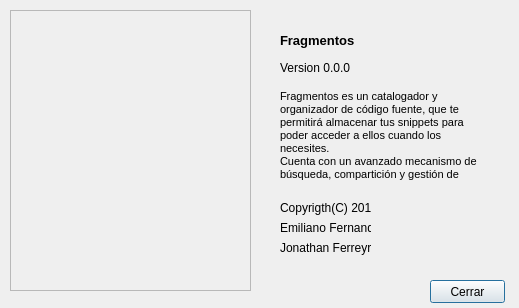
First picture: the form in gui/wAcercaDe.ui, repository emilianox/Fragmentos, before the edit.
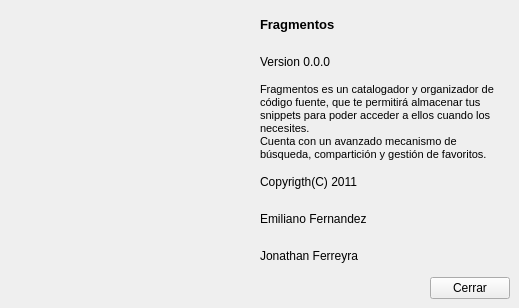
Second picture: the form after the edit.

Diff of the .ui file:
```diff
--- a/gui/wAcercaDe.ui
+++ b/gui/wAcercaDe.ui
@@ -1,7 +1,10 @@
 <?xml version="1.0" encoding="UTF-8"?>
 <ui version="4.0">
- <class>Dialog</class>
- <widget class="QDialog" name="Dialog">
+ <class>MainWindow</class>
+ <widget class="QMainWindow" name="MainWindow">
+  <property name="windowModality">
+   <enum>Qt::WindowModal</enum>
+  </property>
   <property name="geometry">
    <rect>
     <x>0</x>
@@ -13,15 +16,45 @@
   <property name="windowTitle">
    <string>Acerca de Fragmentos</string>
   </property>
+  <widget class="QWidget" name="centralwidget">
+   <layout class="QVBoxLayout" name="verticalLayout_2">
+    <item>
+     <layout class="QHBoxLayout" name="horizontalLayout">
+      <item>
+       <widget class="QLabel" name="lbLogo">
+        <property name="sizePolicy">
+         <sizepolicy hsizetype="Maximum" vsizetype="Maximum">
+          <horstretch>0</horstretch>
+          <verstretch>0</verstretch>
+         </sizepolicy>
+        </property>
+        <property name="maximumSize">
+         <size>
+          <width>245</width>
+          <height>280</height>
+         </size>
+        </property>
+        <property name="autoFillBackground">
+         <bool>true</bool>
+        </property>
+        <property name="frameShape">
+         <enum>QFrame::NoFrame</enum>
+        </property>
+        <property name="text">
+         <string/>
+        </property>
+        <property name="alignment">
+         <set>Qt::AlignCenter</set>
+        </property>
+        <property name="wordWrap">
+         <bool>false</bool>
+        </property>
+       </widget>
+      </item>
+      <item>
+       <layout class="QVBoxLayout" name="verticalLayout">
+        <item>
   <widget class="QLabel" name="label">
-   <property name="geometry">
-    <rect>
-     <x>280</x>
-     <y>30</y>
-     <width>91</width>
-     <height>21</height>
-    </rect>
-   </property>
    <property name="font">
     <font>
      <pointsize>10</pointsize>
@@ -33,63 +66,16 @@
     <string>Fragmentos</string>
    </property>
   </widget>
-  <widget class="QLabel" name="lbLogo">
-   <property name="geometry">
-    <rect>
-     <x>10</x>
-     <y>10</y>
-     <width>241</width>
-     <height>281</height>
-    </rect>
-   </property>
-   <property name="autoFillBackground">
-    <bool>false</bool>
-   </property>
-   <property name="frameShape">
-    <enum>QFrame::StyledPanel</enum>
-   </property>
-   <property name="text">
-    <string/>
-   </property>
-   <property name="alignment">
-    <set>Qt::AlignCenter</set>
-   </property>
-  </widget>
+        </item>
+        <item>
   <widget class="QLabel" name="lbVersion">
-   <property name="geometry">
-    <rect>
-     <x>280</x>
-     <y>60</y>
-     <width>71</width>
-     <height>16</height>
-    </rect>
-   </property>
    <property name="text">
     <string>Version 0.0.0</string>
    </property>
   </widget>
-  <widget class="QPushButton" name="pushButton">
-   <property name="geometry">
-    <rect>
-     <x>430</x>
-     <y>280</y>
-     <width>75</width>
-     <height>23</height>
-    </rect>
-   </property>
-   <property name="text">
-    <string>Cerrar</string>
-   </property>
-  </widget>
+        </item>
+        <item>
   <widget class="QLabel" name="lbVersion_2">
-   <property name="geometry">
-    <rect>
-     <x>280</x>
-     <y>90</y>
-     <width>211</width>
-     <height>91</height>
-    </rect>
-   </property>
    <property name="text">
     <string>&lt;!DOCTYPE HTML PUBLIC &quot;-//W3C//DTD HTML 4.0//EN&quot; &quot;http://www.w3.org/TR/REC-html40/strict.dtd&quot;&gt;
 &lt;html&gt;&lt;head&gt;&lt;meta name=&quot;qrichtext&quot; content=&quot;1&quot; /&gt;&lt;style type=&quot;text/css&quot;&gt;
@@ -105,45 +91,58 @@
     <bool>true</bool>
    </property>
   </widget>
+        </item>
+        <item>
   <widget class="QLabel" name="lbVersion_3">
-   <property name="geometry">
-    <rect>
-     <x>280</x>
-     <y>200</y>
-     <width>91</width>
-     <height>16</height>
-    </rect>
-   </property>
    <property name="text">
     <string>Copyrigth(C) 2011</string>
    </property>
   </widget>
+        </item>
+        <item>
   <widget class="QLabel" name="lbVersion_4">
-   <property name="geometry">
-    <rect>
-     <x>280</x>
-     <y>220</y>
-     <width>91</width>
-     <height>16</height>
-    </rect>
-   </property>
    <property name="text">
     <string>Emiliano Fernandez</string>
    </property>
   </widget>
+        </item>
+        <item>
   <widget class="QLabel" name="lbVersion_5">
-   <property name="geometry">
-    <rect>
-     <x>280</x>
-     <y>240</y>
-     <width>91</width>
-     <height>16</height>
-    </rect>
-   </property>
    <property name="text">
     <string>Jonathan Ferreyra</string>
    </property>
   </widget>
+        </item>
+       </layout>
+      </item>
+     </layout>
+    </item>
+    <item>
+     <layout class="QHBoxLayout" name="horizontalLayout_2">
+      <item>
+       <spacer name="horizontalSpacer">
+        <property name="orientation">
+         <enum>Qt::Horizontal</enum>
+        </property>
+        <property name="sizeHint" stdset="0">
+         <size>
+          <width>238</width>
+          <height>20</height>
+         </size>
+        </property>
+       </spacer>
+      </item>
+      <item>
+       <widget class="QPushButton" name="pushButton">
+        <property name="text">
+         <string>Cerrar</string>
+        </property>
+       </widget>
+      </item>
+     </layout>
+    </item>
+   </layout>
+  </widget>
  </widget>
  <resources>
   <include location="fragmentos.qrc"/>
```
Left out of the diff: 10 changed lines with no effect on the pictures. Lines whose indentation alone changed are shown as unchanged.
